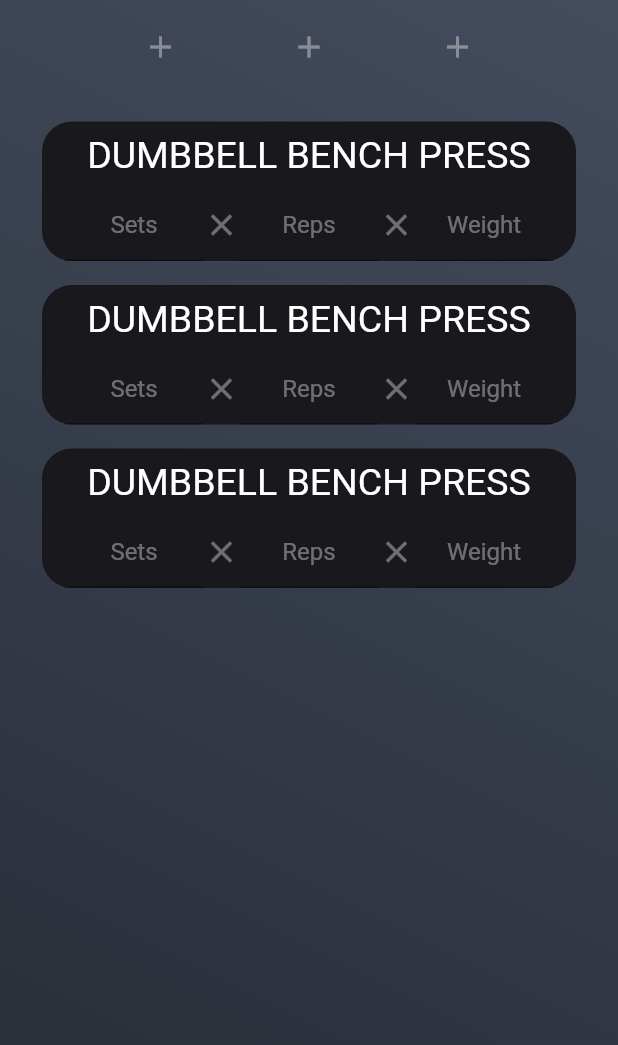
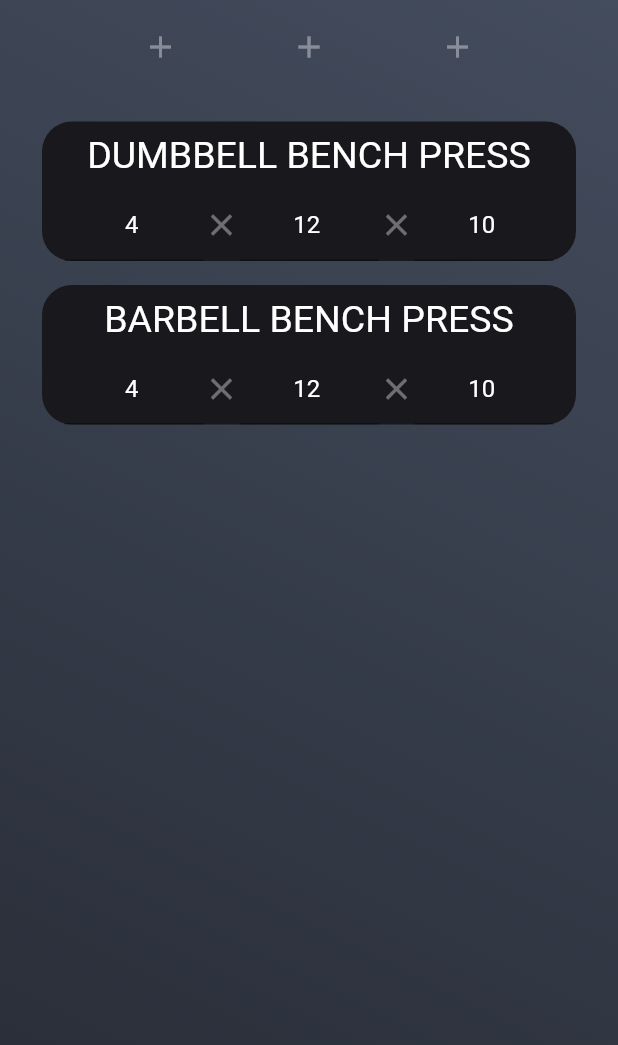
Before and after one commit to PeterMaged97/gym-assistant, a Flutter app: the screen it shows after launch, on a phone screen of 412 x 824 dp, the part 141-1186 px from its top. Run offline on Flutter 3.47's test engine with Material 2 defaults, Android fonts, the phone set to English and light mode, and no system bars; our stand-ins replace expandable.

Commit message:
Added the exercise hierarchy.

```diff
--- a/lib/Components/volume_input_field.dart
+++ b/lib/Components/volume_input_field.dart
@@ -4,9 +4,10 @@ import 'package:get_ripped/constants.dart';
 
 class VolumeInputField extends StatelessWidget {
 
-  VolumeInputField(this.hintText);
+  VolumeInputField(this.hintText, this.currentValue);
 
   final String hintText;
+  final int currentValue;
 
   @override
   Widget build(BuildContext context) {
@@ -20,6 +21,7 @@ class VolumeInputField extends StatelessWidget {
             hintText: hintText,
             hintStyle:
             TextStyle(color: kPrimaryColor)),
+        controller: TextEditingController()..text = currentValue.toString(),
         style: TextStyle(color: Colors.white),
         textAlign: TextAlign.center,
         cursorColor: Colors.white,
--- a/lib/Screens/home_screen.dart
+++ b/lib/Screens/home_screen.dart
@@ -1,14 +1,18 @@
 import 'package:flutter/cupertino.dart';
 import 'package:flutter/material.dart';
-import 'package:expandable/expandable.dart';
-import 'package:flutter/services.dart';
-import 'package:get_ripped/Components/expandable.dart';
 import 'package:get_ripped/Components/volume_input_field.dart';
 import 'package:get_ripped/constants.dart';
+import 'package:get_ripped/exercise.dart';
 
 class HomeScreen extends StatelessWidget {
   @override
   Widget build(BuildContext context) {
+
+    List<Exercise> exercises = [
+      Exercise('dumbbell bench press', 4, 12, 10, true),
+      Exercise('barbell bench press', 4, 12, 10, true),
+    ];
+
     List<String> dummy = ['a', 'b'];
     return Material(
       child: Container(
@@ -73,7 +77,7 @@ class HomeScreen extends StatelessWidget {
                 ListView.builder(
                   scrollDirection: Axis.vertical,
                   shrinkWrap: true,
-                  itemCount: 3,
+                  itemCount: exercises.length,
                   itemBuilder: (context, index) {
                     return Padding(
                       padding: const EdgeInsets.all(8.0),
@@ -84,7 +88,7 @@ class HomeScreen extends StatelessWidget {
                               child: Padding(
                                 padding: const EdgeInsets.all(8.0),
                                 child: Text(
-                                  'DUMBBELL BENCH PRESS',
+                                  exercises[index].name,
                                   style: TextStyle(
                                       fontSize: 25, color: Colors.white),
                                 ),
@@ -96,11 +100,11 @@ class HomeScreen extends StatelessWidget {
                               child: Row(
                                 mainAxisAlignment: MainAxisAlignment.center,
                                 children: [
-                                  VolumeInputField('Sets'),
+                                  VolumeInputField('Sets', exercises[index].sets),
                                   Icon(Icons.close, color: kPrimaryColor),
-                                  VolumeInputField('Reps'),
+                                  VolumeInputField('Reps', exercises[index].reps),
                                   Icon(Icons.close, color: kPrimaryColor),
-                                  VolumeInputField('Weight'),
+                                  VolumeInputField('Weight', exercises[index].weight),
                                 ],
                               ),
                             )
--- /dev/null
+++ b/lib/exercise.dart
@@ -0,0 +1,32 @@
+import 'package:flutter/cupertino.dart';
+
+class Exercise with ChangeNotifier{
+
+  String name;
+  int sets;
+  int reps;
+  int weight;
+  bool isMetric;
+
+  Exercise(name, this.sets, this.reps, this.weight, this.isMetric){
+    this.name = name.toUpperCase();
+  }
+
+  void changeSets(int newValue){
+    sets = newValue;
+    notifyListeners();
+  }
+  void changeReps(int newValue){
+    reps = newValue;
+    notifyListeners();
+  }
+  void changeWeight(int newValue){
+    weight = newValue;
+    notifyListeners();
+  }
+  void changeUnits(bool newValue){
+    isMetric = newValue;
+    notifyListeners();
+  }
+
+}
--- a/pubspec.yaml
+++ b/pubspec.yaml
@@ -29,6 +29,7 @@ dependencies:
   # Use with the CupertinoIcons class for iOS style icons.
   cupertino_icons: ^1.0.0
   expandable: ^4.1.4
+  provider: ^4.3.2+3
 
 dev_dependencies:
   flutter_test:
```
Also changed, not shown: lib/day.dart (added, +9 -0 lines), lib/routine.dart (added, +9 -0 lines), pubspec.lock.
